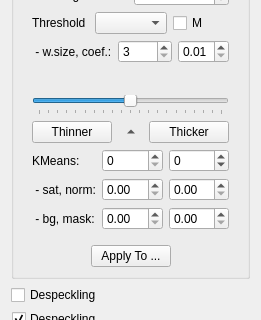
This is src/filters/output/ui/OutputOptionsWidget.ui in ImageProcessing-ElectronicPublications/scantailor-experimental as Qt 5 draws it before an edit; both pictures show x 0 to 261 and y 575 to 895 of the 261 by 1034 pixel window. The edited form follows.
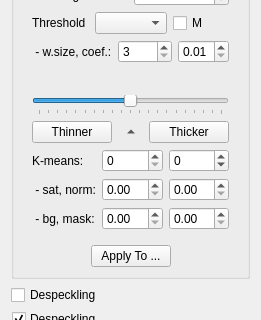
This is the edited form. Icons and pictures are not drawn.

Commit message: 0.2023.11.12: k-means: start with existing colors

What changed in the file:
```diff
--- a/src/filters/output/ui/OutputOptionsWidget.ui
+++ b/src/filters/output/ui/OutputOptionsWidget.ui
@@ -860,7 +860,7 @@
            <item row="0" column="0">
             <widget class="QLabel" name="kmeansCountLabel">
              <property name="text">
-              <string>KMeans:</string>
+              <string>K-means:</string>
              </property>
             </widget>
            </item>
```
Left out of the diff: 4 changed lines with no effect on the pictures. The commit also changes 19 other files.
